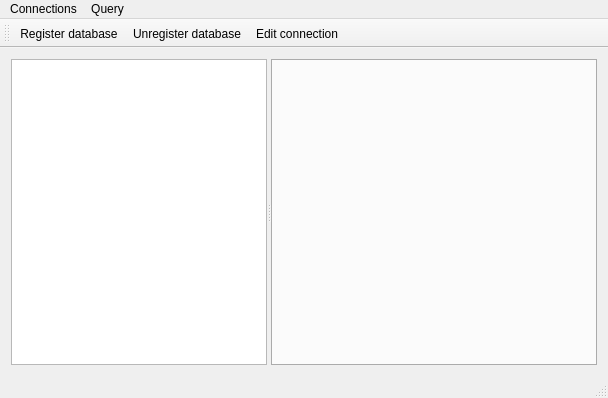
CuriousCrow/polymorph-sql, file mainwindow.ui: the form before one commit.
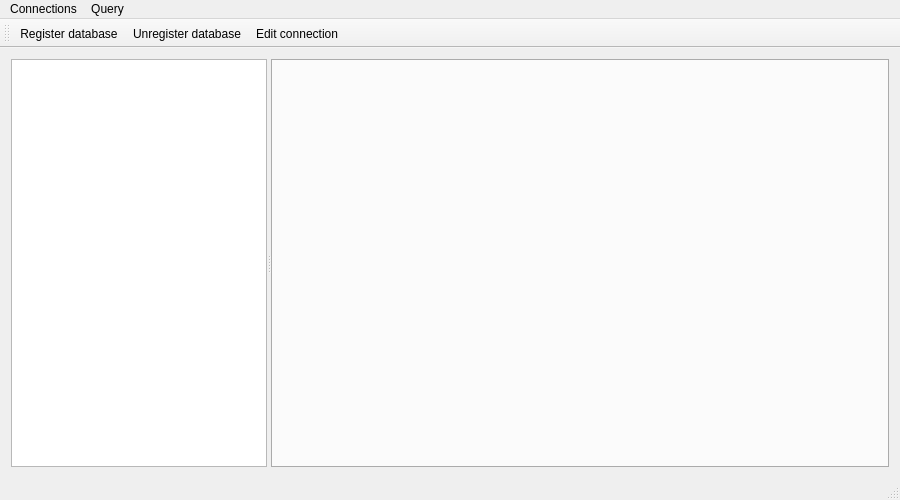
The form after the commit. Icons and pictures are not drawn.

Diff of the .ui file:
```diff
--- a/mainwindow.ui
+++ b/mainwindow.ui
@@ -6,8 +6,8 @@
    <rect>
     <x>0</x>
     <y>0</y>
-    <width>608</width>
-    <height>398</height>
+    <width>900</width>
+    <height>500</height>
    </rect>
   </property>
   <property name="windowTitle">
@@ -70,7 +70,7 @@
     <rect>
      <x>0</x>
      <y>0</y>
-     <width>608</width>
+     <width>900</width>
      <height>20</height>
     </rect>
    </property>
```
